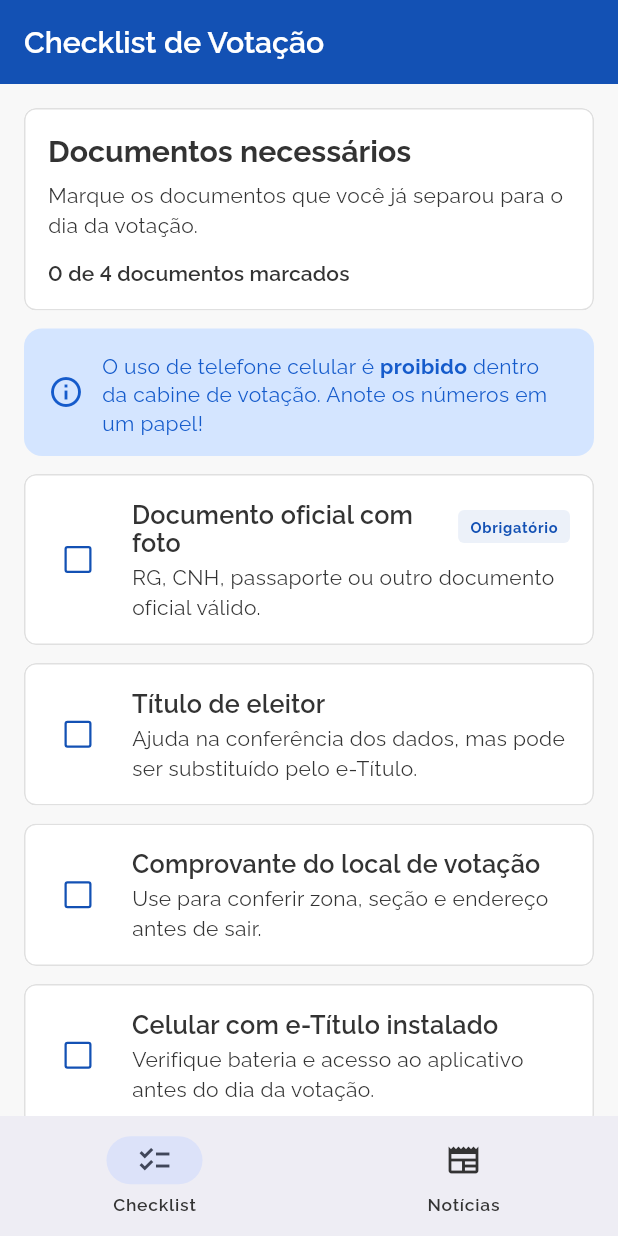
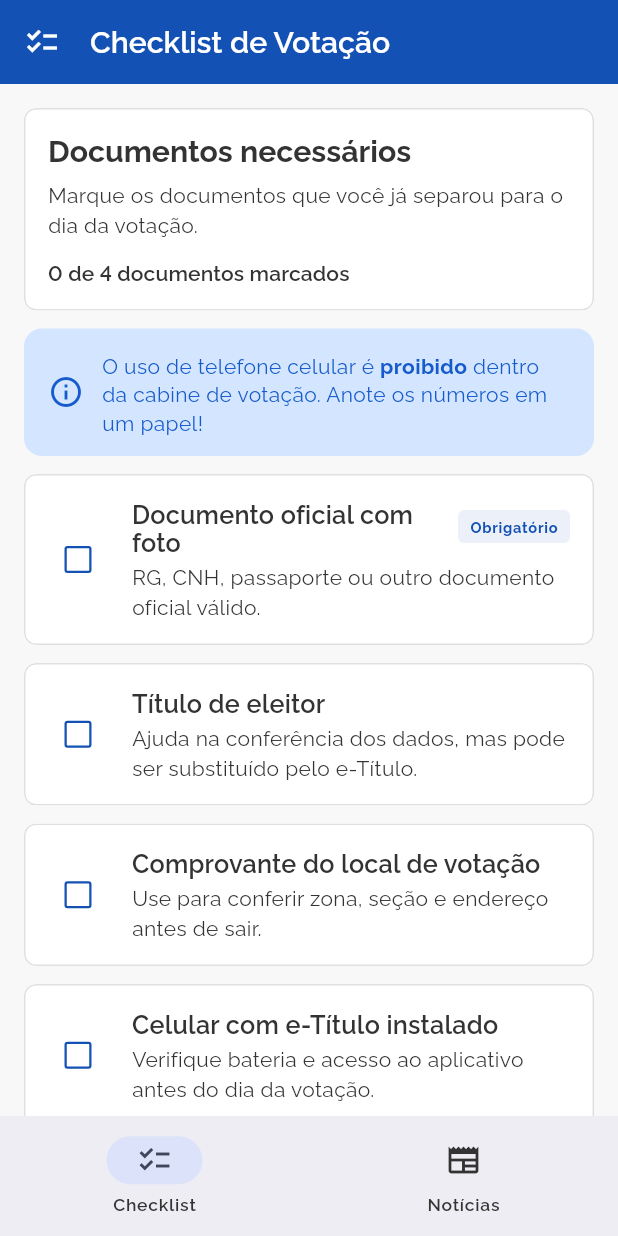
Before and after one commit to Giyuulol/apuraqui, a Flutter app: the screen it shows after launch, on a phone screen of 412 x 824 dp. Run offline on Flutter 3.47's test engine with Material 3 defaults, Android fonts, the phone set to English and light mode, and no system bars.

Commit message:
feat(ui): adiciona icone de votacao
- adiciona icone checklist no appbar da página de Votação

```diff
--- a/lib/features/votacao/checklist_documentos_page.dart
+++ b/lib/features/votacao/checklist_documentos_page.dart
@@ -33,8 +33,13 @@ class _ChecklistDocumentosPageState extends State<ChecklistDocumentosPage> {
     final textTheme = Theme.of(context).textTheme;
 
     return Scaffold(
-      appBar: AppBar(title: const Text('Checklist de Votação')),
-      body: ListView.separated(
+      appBar: AppBar(
+        leading: const Icon(Icons.checklist),
+        titleSpacing: 4,
+        title: const Text('Checklist de Votação'),
+      ),
+      body: SafeArea(
+        child: ListView.separated(
           padding: const EdgeInsets.all(16),
           itemCount: checklistDocumentosMock.length + 2,
           separatorBuilder: (context, index) => const SizedBox(height: 12),
@@ -82,6 +87,7 @@ class _ChecklistDocumentosPageState extends State<ChecklistDocumentosPage> {
             );
           },
         ),
+      ),
     );
   }
 }
```
Lines whose indentation alone changed are shown as unchanged.
